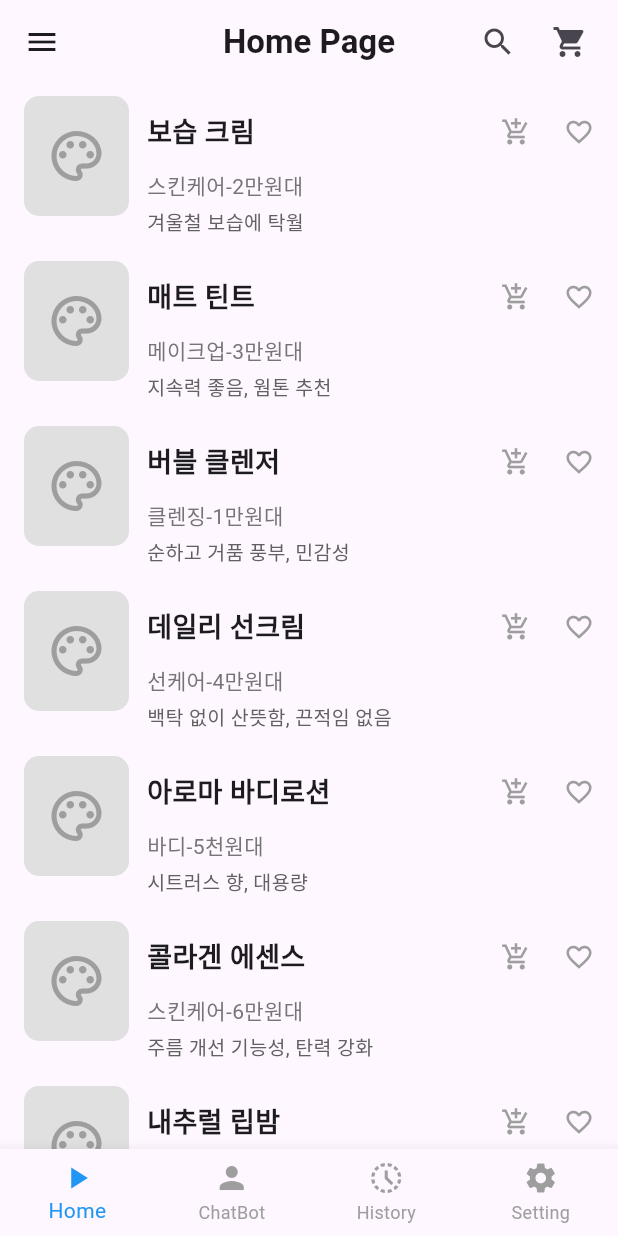
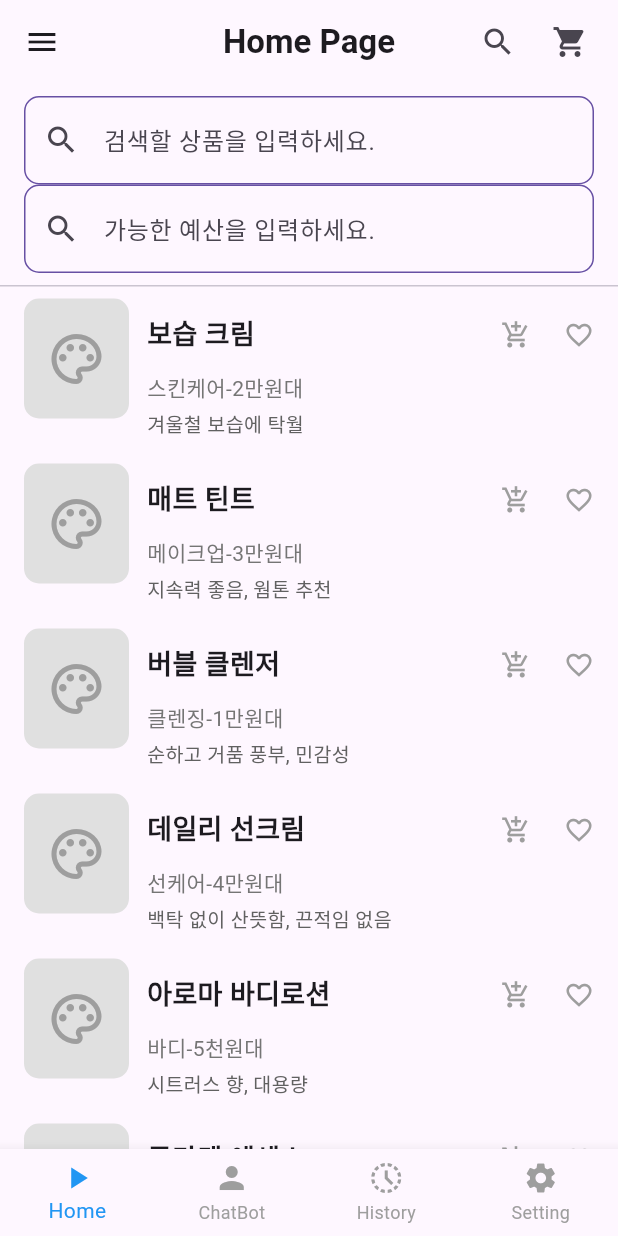
Before and after one commit to alswns/mobileprogramming_groupproject_2025, a Flutter app: the screen it shows after launch, on a phone screen of 412 x 824 dp. Run offline on Flutter 3.47's test engine with Material 3 defaults, Android fonts, the phone set to English and light mode, and no system bars; our stand-ins replace flutter_riverpod, flutter_svg.

Commit message:
임시 검색창 구현

```diff
--- a/lib/components/cart_button.dart
+++ b/lib/components/cart_button.dart
@@ -2,8 +2,7 @@ import  'package:flutter/material.dart';
 import 'package:flutter_riverpod/flutter_riverpod.dart';
 import 'package:mobileprogramming_groupproject_2025/providers/cart_provider.dart';
 
-class CartIcon extends ConsumerWidget {
-  // App Bar에서 사용할 CartIcon
+class CartIcon extends ConsumerWidget {// App Bar에서 사용할 CartIcon
   const CartIcon({super.key});
 
   @override
@@ -18,7 +17,7 @@ class CartIcon extends ConsumerWidget {
               print('장바구니 페이지');
             },
         ),
-        if (itemCount > 0)
+        if (itemCount > 0) // 장바구니에 아이템 있을 때 위의 조그만 원
           Positioned(
             right: 0,
             top: 0,
--- a/lib/main.dart
+++ b/lib/main.dart
@@ -17,7 +17,7 @@ class MyApp extends StatelessWidget {
   @override
   Widget build(BuildContext context) {
     return MaterialApp(
-      title: 'Flutter 라우트 예제',
+      title: 'mobileprogramming-groupproject',
       initialRoute: '/home',
       routes: {
         '/home' : (context) => MainPage(),
--- a/lib/models/cosmetic_item.dart
+++ b/lib/models/cosmetic_item.dart
@@ -1,4 +1,4 @@
-class CosmeticItem {
+class CosmeticItem { // 화장품 데이터 예시..
   final String title;
   final double rating;
   final String category;
--- a/lib/providers/cart_provider.dart
+++ b/lib/providers/cart_provider.dart
@@ -3,14 +3,14 @@ import 'package:flutter_riverpod/legacy.dart';
 import 'package:mobileprogramming_groupproject_2025/models/cosmetic_item.dart';
 
 
-class CartNotifier extends StateNotifier<List<CosmeticItem>> {
+class CartNotifier extends StateNotifier<List<CosmeticItem>> { //cart 상태관리
 
   CartNotifier() : super([]);
-  // 장바구니 초기상태
+  //장바구니 초기상태
   void addItem(CosmeticItem item) {
     state = [...state, item];
   }
-  // 장바구니 추가
+  //장바구니 추가
 
   void removeItem(String title) {
     state = state.where((item) => item.title != title).toList();
@@ -20,7 +20,7 @@ class CartNotifier extends StateNotifier<List<CosmeticItem>> {
   void clearCart() {
     state = [];
   }
-  // 장바구니 초기화
+  //장바구니 초기화
 }
 
 final cartProvider = StateNotifierProvider<CartNotifier, List<CosmeticItem>>((ref) {
--- a/lib/screens/chat_bot_page.dart
+++ b/lib/screens/chat_bot_page.dart
@@ -1,6 +1,6 @@
 import 'package:flutter/material.dart';
 
-class ChatBotPage extends StatelessWidget{
+class ChatBotPage extends StatelessWidget{ // 이름은 같게 수정 요망
   const ChatBotPage({super.key});
 
   @override
--- a/lib/screens/history_page.dart
+++ b/lib/screens/history_page.dart
@@ -1,6 +1,6 @@
 import 'package:flutter/material.dart';
 
-class HistoryPage extends StatelessWidget{
+class HistoryPage extends StatelessWidget{// 이름은 같게 수정 요망
   const HistoryPage({super.key});
 
   @override
--- a/lib/screens/home_page.dart
+++ b/lib/screens/home_page.dart
@@ -1,6 +1,7 @@
 import 'package:flutter/material.dart';
 import 'package:mobileprogramming_groupproject_2025/widgets/cosmetic_info_widget.dart';
 import 'package:mobileprogramming_groupproject_2025/models/cosmetic_item.dart';
+import 'package:mobileprogramming_groupproject_2025/widgets/search_widget.dart';
 
 class HomePage extends StatefulWidget{
   const HomePage({super.key});
@@ -26,14 +27,41 @@ class _HomePageState extends State<HomePage>{
   ];
   @override
   Widget build(BuildContext context) {
-    return ListView.builder(
-      itemCount: cosmeticItems.length,
-      itemBuilder: (BuildContext context, int index) {
-        final item = cosmeticItems[index];
-        return CosmeticInfoWidget(
-          item: item,
-        );
-      },
+    return CustomScrollView(
+      slivers: <Widget>[
+        SliverToBoxAdapter( // 같이 스크롤 하기 위해서
+          child: Column(
+            crossAxisAlignment: CrossAxisAlignment.stretch,
+            children: [
+
+              Padding(
+                padding: const EdgeInsets.only(top: 8.0, left: 16.0, right: 16.0),
+                child: SearchWidget(text: '검색할 상품을 입력하세요.'),// 입력 나중에 입력 처리 구현
+              ),
+
+
+              Padding(
+                padding: const EdgeInsets.only(bottom: 8.0, left: 16.0, right: 16.0),
+                child: SearchWidget(text: '가능한 예산을 입력하세요.'),// 입력 나중에 입력 처리 구현
+              ),
+              const Divider(height: 1, thickness: 1), // 리스트와의 구분선
+            ],
+          ),
+        ),
+
+        // 상품 영역
+        SliverList(
+          delegate: SliverChildBuilderDelegate(
+                (BuildContext context, int index) {
+              final item = cosmeticItems[index];
+              return CosmeticInfoWidget(
+                item: item,
+              );
+            },
+            childCount: cosmeticItems.length,
+          ),
+        ),
+      ],
     );
   }
 }
--- a/lib/screens/setting_page.dart
+++ b/lib/screens/setting_page.dart
@@ -1,6 +1,6 @@
 import 'package:flutter/material.dart';
 
-class SettingPage extends StatelessWidget{
+class SettingPage extends StatelessWidget{// 이름은 같게 수정 요망
   const SettingPage({super.key});
 
   @override
--- a/lib/widgets/cosmetic_info_widget.dart
+++ b/lib/widgets/cosmetic_info_widget.dart
@@ -4,8 +4,8 @@ import 'package:mobileprogramming_groupproject_2025/providers/cart_provider.dart
 
 import 'package:flutter_riverpod/flutter_riverpod.dart';
 
-class CosmeticInfoWidget extends ConsumerWidget {
-  // final Image  image;
+class CosmeticInfoWidget extends ConsumerWidget { //화장품 설명 위젯
+  // final Image  image; 나중에 이미지 추가를 위해 일단은..
   final CosmeticItem item;
 
   const CosmeticInfoWidget({
@@ -15,13 +15,13 @@ class CosmeticInfoWidget extends ConsumerWidget {
 
   @override
   Widget build(BuildContext context, WidgetRef ref) {
-    // 텍스트와 별점 영역을 가로로 나누는 Row를 포함한 전체 컨테이너
+
     return Padding(
       padding: const EdgeInsets.symmetric(horizontal: 16.0, vertical: 8.0),
       child: Row(
         crossAxisAlignment: CrossAxisAlignment.start, // 상단 정렬
         children: <Widget>[
-          // 1. 왼쪽 아이콘/이미지 영역
+          //왼쪽 아이콘/이미지 영역
           Container(
             width: 70,
             height: 80,
@@ -37,12 +37,12 @@ class CosmeticInfoWidget extends ConsumerWidget {
 
           const SizedBox(width: 12), // 아이콘과 텍스트 사이 간격
 
-          // 2. 오른쪽 텍스트/정보 영역 (남은 공간 모두 차지)
+          // 오른쪽 텍스트/정보 영역 (남은 공간 모두 차지)
           Expanded(
             child: Column(
               crossAxisAlignment: CrossAxisAlignment.start, // 왼쪽 정렬
               children: <Widget>[
-                // 2-1. 제목 및 별점 영역 (Row)
+                // 제목 영역, 별점 나중에 구현
                 Row(
                   mainAxisAlignment: MainAxisAlignment.spaceBetween,
                   children: [
@@ -56,7 +56,7 @@ class CosmeticInfoWidget extends ConsumerWidget {
                       overflow: TextOverflow.ellipsis,
                     ),
 
-                    // 별점 및 하트 아이콘
+                    // 하트 아이콘 눌렸을 때 상태 구현해야됨
                     Row(
                       children: [
                         IconButton(
@@ -75,7 +75,7 @@ class CosmeticInfoWidget extends ConsumerWidget {
 
                 const SizedBox(height: 1),
 
-                // 2-2. 카테고리, 가격대, 거리 영역 (Row)
+                // 카테고리, 가격
                 Text(
                   item.category + "-" + item.priceRange,
                   style: TextStyle(
@@ -86,7 +86,7 @@ class CosmeticInfoWidget extends ConsumerWidget {
 
                 const SizedBox(height: 4),
 
-                // 2-3. 하단 설명 텍스트
+                // 하단 설명 텍스트
                 Text(
                   item.supportingText,
                   style: TextStyle(
--- /dev/null
+++ b/lib/widgets/search_widget.dart
@@ -0,0 +1,35 @@
+import 'package:flutter/material.dart';
+
+class SearchWidget extends StatefulWidget{// 검색창 위젯
+  final String text;
+  SearchWidget({super.key, required this.text});
+
+  State <SearchWidget> createState() => _SearchWidgetState();
+}
+
+class _SearchWidgetState extends State<SearchWidget>{
+
+  @override
+  Widget build(BuildContext context){
+    return Container(
+     decoration: BoxDecoration(
+       borderRadius: BorderRadius.circular(10),
+       border: Border.all(
+         color: Theme.of(context).primaryColor
+       ),
+     ),
+     child: TextField(
+       decoration: InputDecoration(
+         hintText: widget.text,
+         prefixIcon: Icon(Icons.search), // 검색 아이콘
+         border: InputBorder.none,
+         contentPadding: EdgeInsets.all(16.0),
+       ),
+       onChanged: (value) {
+        // 여기 나중에 구현...
+       },
+     ),
+
+    );
+  }
+}
```
